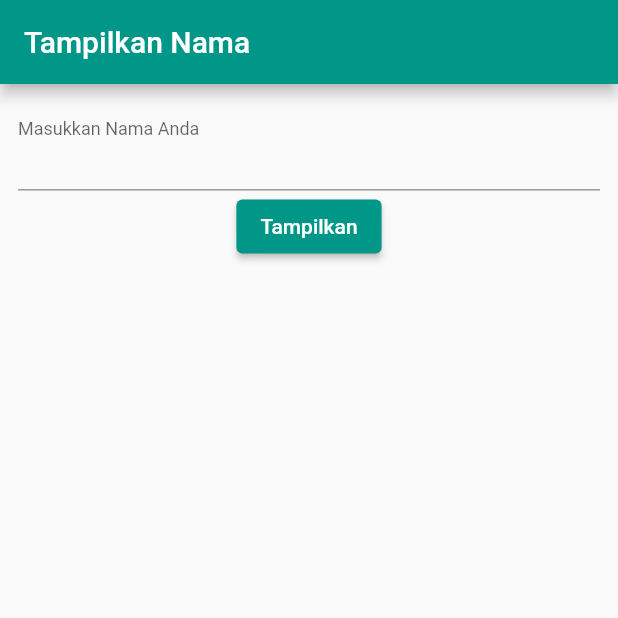
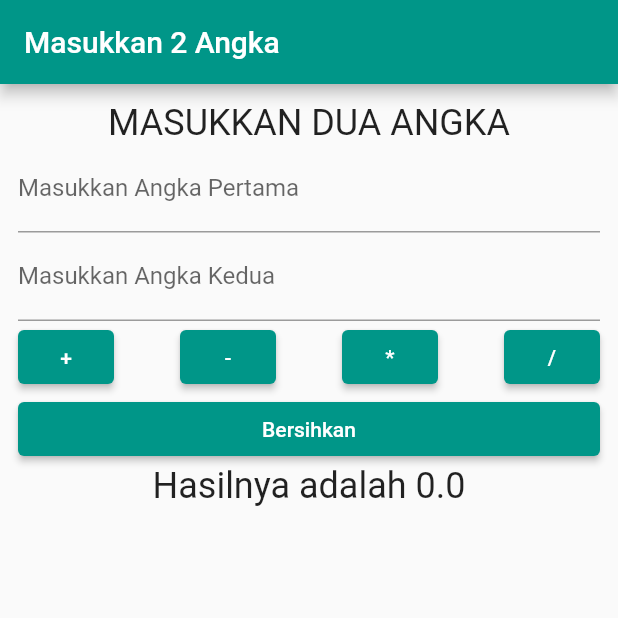
Before and after one commit to indmind/dts-praktik2, a Flutter app: the screen it shows after launch, on a phone screen of 412 x 824 dp, the top half of it. Run offline on Flutter 3.47's test engine with Material 2 defaults, Android fonts, the phone set to English and light mode, and no system bars.

Commit message:
kalkulator modul

```diff
--- a/lib/pages/home_page.dart
+++ b/lib/pages/home_page.dart
@@ -8,13 +8,15 @@ class HomePage extends StatefulWidget {
 }
 
 class _HomePageState extends State<HomePage> {
-  final TextEditingController _controller = TextEditingController();
+  final TextEditingController _angka1 = TextEditingController();
+  final TextEditingController _angka2 = TextEditingController();
 
-  String _displayedText = '';
+  double _result = 0;
 
   @override
   void dispose() {
-    _controller.dispose();
+    _angka1.dispose();
+    _angka2.dispose();
     super.dispose();
   }
 
@@ -22,30 +24,85 @@ class _HomePageState extends State<HomePage> {
   Widget build(BuildContext context) {
     return Scaffold(
       appBar: AppBar(
-        title: const Text('Tampilkan Nama'),
+        title: const Text('Masukkan 2 Angka'),
       ),
       body: Padding(
         padding: const EdgeInsets.all(12.0),
         child: Column(
           children: [
+            Text(
+              "Masukkan Dua Angka".toUpperCase(),
+              style: Theme.of(context).textTheme.headline5,
+            ),
             TextField(
-              controller: _controller,
+              controller: _angka1,
               decoration: const InputDecoration(
-                labelText: 'Masukkan Nama Anda',
-                floatingLabelBehavior: FloatingLabelBehavior.always,
+                labelText: 'Masukkan Angka Pertama',
               ),
             ),
-            ElevatedButton(
-              onPressed: () {
-                setState(() {
-                  _displayedText = _controller.text;
-                });
-              },
-              child: const Text('Tampilkan'),
+            TextField(
+              controller: _angka2,
+              decoration: const InputDecoration(
+                labelText: 'Masukkan Angka Kedua',
+              ),
+            ),
+            Row(
+              mainAxisAlignment: MainAxisAlignment.spaceBetween,
+              children: [
+                ElevatedButton(
+                  onPressed: () {
+                    setState(() {
+                      _result = double.parse(_angka1.text) +
+                          double.parse(_angka2.text);
+                    });
+                  },
+                  child: const Text('+'),
+                ),
+                ElevatedButton(
+                  onPressed: () {
+                    setState(() {
+                      _result = double.parse(_angka1.text) -
+                          double.parse(_angka2.text);
+                    });
+                  },
+                  child: const Text('-'),
+                ),
+                ElevatedButton(
+                  onPressed: () {
+                    setState(() {
+                      _result = double.parse(_angka1.text) *
+                          double.parse(_angka2.text);
+                    });
+                  },
+                  child: const Text('*'),
+                ),
+                ElevatedButton(
+                  onPressed: () {
+                    setState(() {
+                      _result = double.parse(_angka1.text) /
+                          double.parse(_angka2.text);
+                    });
+                  },
+                  child: const Text('/'),
+                ),
+              ],
+            ),
+            SizedBox(
+              width: double.infinity,
+              child: ElevatedButton(
+                onPressed: () {
+                  setState(() {
+                    _result = 0;
+                    _angka1.clear();
+                    _angka2.clear();
+                  });
+                },
+                child: const Text("Bersihkan"),
+              ),
             ),
             Text(
-              _displayedText,
-              style: Theme.of(context).textTheme.headline1,
+              'Hasilnya adalah $_result',
+              style: Theme.of(context).textTheme.headline5,
             ),
           ],
         ),
```
